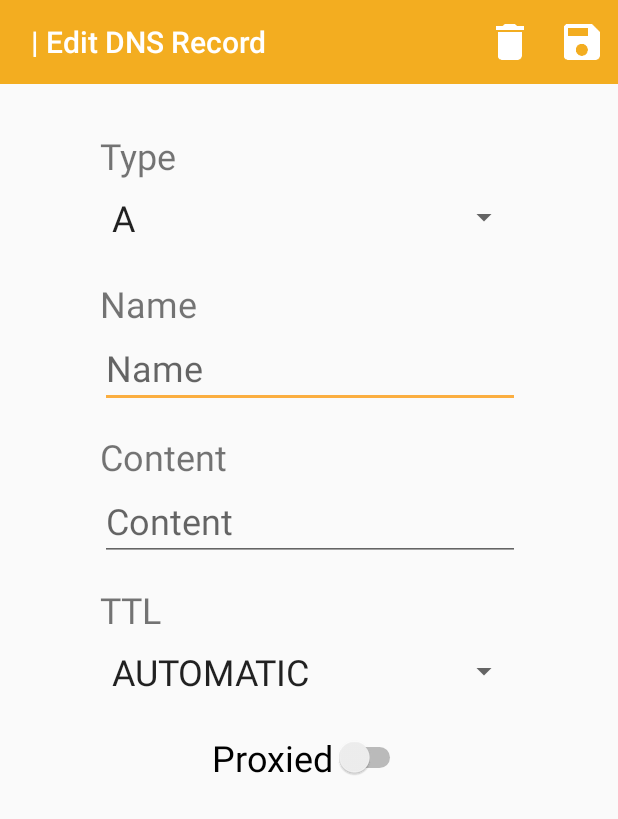
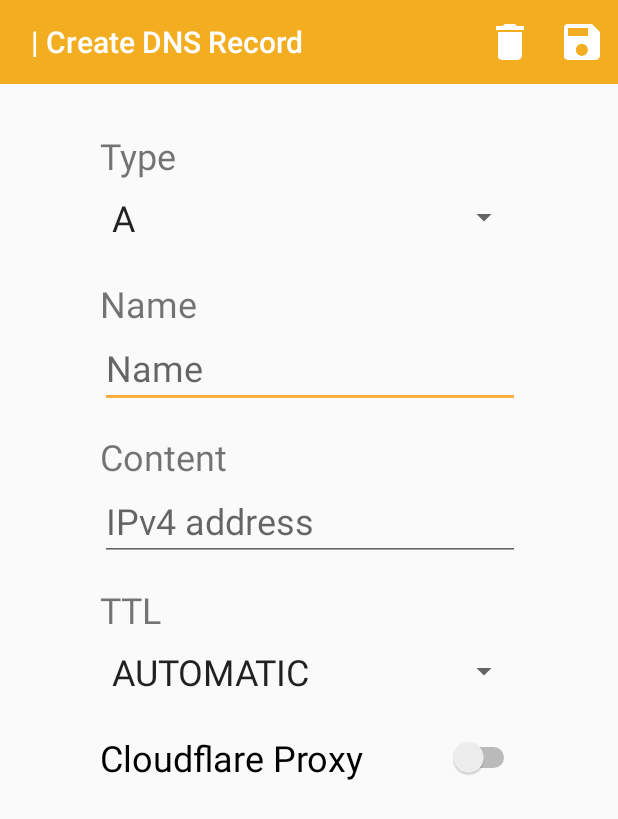
Before and after one commit to jtsalva/cloudmare, an Android app: the DNSRecordActivity screen opened directly, with no data from a screen before it, on a phone screen of 412 x 824 dp. Shown: the top 819 px of the screen. Run offline under Robolectric (Android 15) with nearby library versions, the phone set to English and light mode, and no system bars; our stand-ins replace data binding; network calls fail; 4 statements that could not run were skipped.

Commit message:
such a thick update - dns record management stable

```diff
--- a/app/src/main/java/dev/jtsalva/cloudmare/DNSRecordActivity.kt
+++ b/app/src/main/java/dev/jtsalva/cloudmare/DNSRecordActivity.kt
@@ -1,10 +1,13 @@
 package dev.jtsalva.cloudmare
 
+import android.content.Intent
 import android.os.Bundle
 import android.util.Log
 import android.view.MenuItem
 import android.widget.ArrayAdapter
+import androidx.core.view.isVisible
 import dev.jtsalva.cloudmare.api.dns.DNSRecord
+import dev.jtsalva.cloudmare.api.dns.DNSRecord.Type
 import dev.jtsalva.cloudmare.api.dns.DNSRecordRequest
 import dev.jtsalva.cloudmare.databinding.ActivityDnsRecordBinding
 import dev.jtsalva.cloudmare.viewmodel.DNSRecordViewModel
@@ -20,37 +23,56 @@ class DNSRecordActivity : CloudMareActivity() {
 
     private lateinit var dnsRecordId: String
 
+    private val isNewRecord: Boolean get() = dnsRecordId.isEmpty()
+
     private lateinit var binding: ActivityDnsRecordBinding
 
     private lateinit var viewModel: DNSRecordViewModel
 
+    private val dnsRecordTypeAdapter by lazy {
+        ArrayAdapter.createFromResource(
+            this,
+            R.array.entries_dns_record_type,
+            R.layout.spinner_item
+        )
+    }
+
+    private val dnsRecordTtlAdapter by lazy {
+        ArrayAdapter.createFromResource(
+            this,
+            R.array.entries_dns_record_ttl,
+            R.layout.spinner_item
+        )
+    }
+
     enum class Result(
         val code: Int
     ) {
-        CHANGES_MADE(0)
+        CHANGES_MADE(0),
+        CREATED(1),
+        DELETED(2)
     }
 
     override fun onOptionsItemSelected(item: MenuItem): Boolean = when (item.itemId) {
         R.id.action_save -> {
-            launch {
-                val response = viewModel.updateRequest()
-                if (response.failure || response.result == null) {
-                    // TODO: tell user why unable to save
-                    Log.e(TAG, "Could not save DNS Record: ${response.errors}")
-
-                    longToast(response.firstErrorMessage)
-                } else {
-                    setResult(Result.CHANGES_MADE.code, intent)
-                    finish()
-                }
-            }
+            saveRecord()
 
             true
         }
 
-        // TODO: delete dns record when clicked
         R.id.action_delete -> {
-            Log.d(TAG, "Delete clicked")
+            if (isNewRecord) finish()
+
+            else launch {
+                val response = DNSRecordRequest(this).delete(domainId, dnsRecordId)
+
+                // TODO: pass back data to allow calling activity to remove deleted record
+                if (response.success) {
+                    setResult(Result.DELETED.code, intent)
+                    finish()
+                }
+                else longToast(response.firstErrorMessage)
+            }
 
             true
         }
@@ -61,32 +83,76 @@ class DNSRecordActivity : CloudMareActivity() {
     override fun onCreate(savedInstanceState: Bundle?) {
         super.onCreate(savedInstanceState)
 
-        domainId = intent.getStringExtra("domain_id") ?: ""
-        domainName = intent.getStringExtra("domain_name") ?: ""
-        dnsRecordId = intent.getStringExtra("dns_record_id") ?: ""
+        with (intent) {
+            domainId = getStringExtra("domain_id") ?: ""
+            domainName = getStringExtra("domain_name") ?: ""
+            dnsRecordId = getStringExtra("dns_record_id") ?: ""
+        }
 
         showSaveMenuButton = true
         showDeleteMenuButton = true
 
         binding = setLayoutBinding(R.layout.activity_dns_record)
-        setToolbarTitle("$domainName | Edit DNS Record")
+        setToolbarTitle("$domainName | ${if (isNewRecord) "Create" else "Edit"} DNS Record")
 
-        renderForm(newRecord = dnsRecordId.isEmpty())
+        renderForm()
     }
 
-    private fun renderForm(newRecord: Boolean) = launch {
-        val data: DNSRecord
-        if (!newRecord) {
-            val response = DNSRecordRequest(this).get(domainId, dnsRecordId)
+    fun customizeForm() = with (viewModel.data) {
+        fun setPriorityVisibility(isVisible: Boolean) {
+            priority_label.isVisible = isVisible
+            priority_edit_text.isVisible = isVisible
+        }
 
-            if (response.failure || response.result == null) {
-                Log.e(TAG, "can't fetch DNS Record")
-                return@launch
+        fun setProxiedVisibility(isVisible: Boolean) {
+            proxied_switch.isVisible = isVisible
+        }
+
+        fun setContentHint(hint: String) = content_edit_text.apply { setHint(hint) }
+
+        when (Type.fromString(type)) {
+            Type.A -> {
+                setContentHint("IPv4 address")
+                setPriorityVisibility(false)
+                setProxiedVisibility(true)
             }
 
-            data = response.result
-        } else {
-            data = DNSRecord(
+            Type.AAAA -> {
+                setContentHint("IPv6 address")
+                setPriorityVisibility(false)
+                setProxiedVisibility(true)
+            }
+
+            Type.CNAME -> {
+                setContentHint("Domain name")
+                setPriorityVisibility(false)
+                setProxiedVisibility(true)
+            }
+
+            Type.MX -> {
+                setContentHint("Content")
+                setPriorityVisibility(true)
+                setProxiedVisibility(false)
+            }
+
+            else -> {
+                setContentHint("Content")
+                setPriorityVisibility(false)
+                setProxiedVisibility(false)
+            }
+        }
+
+        ttl_spinner.isEnabled = !proxied
+        ttl_spinner.isClickable = !proxied
+        if (proxied) {
+            val ttlString = DNSRecord.Ttl.AUTOMATIC.toString(this@DNSRecordActivity)
+            ttl_spinner.setSelection(dnsRecordTtlAdapter.getPosition(ttlString))
+        }
+    }
+
+    private fun renderForm() = launch {
+        val data: DNSRecord =
+            if (isNewRecord) DNSRecord(
                 id = "",
                 type = DNSRecord.Type.A.toString(),
                 name = "",
@@ -97,50 +163,63 @@ class DNSRecordActivity : CloudMareActivity() {
                 locked = false,
                 zoneId = domainId,
                 zoneName = domainName
-            )
-        }
+            ) else DNSRecordRequest(this).get(domainId, dnsRecordId).result ?: return@launch
 
+        Log.d(TAG, "Data: $data")
 
         viewModel = DNSRecordViewModel(this, domainId, domainName, data)
 
+        customizeForm()
+
         binding.viewModel = viewModel
 
-        ArrayAdapter.createFromResource(
-            this,
-            R.array.entries_dns_record_type,
-            R.layout.spinner_item
-        ).also { adapter ->
+        dnsRecordTypeAdapter.let { adapter ->
             adapter.setDropDownViewResource(R.layout.spinner_dropdown_item)
 
-            if (!newRecord) {
-                type_spinner.isEnabled = false
-                type_spinner.isClickable = false
+            type_spinner.apply {
+                isEnabled = isNewRecord
+                isClickable = isNewRecord
+
+                setAdapter(adapter)
+                setSelection(adapter.getPosition(data.type))
+                onItemSelectedListener = viewModel
             }
-
-            type_spinner.adapter = adapter
-            type_spinner.setSelection(adapter.getPosition(data.type))
-            type_spinner.onItemSelectedListener = viewModel
         }
 
-        ArrayAdapter.createFromResource(
-            this,
-            R.array.entries_dns_record_ttl,
-            R.layout.spinner_item
-        ).also { adapter ->
+        dnsRecordTtlAdapter.let { adapter ->
             adapter.setDropDownViewResource(R.layout.spinner_dropdown_item)
 
-            if (data.proxied) {
-                ttl_spinner.isEnabled = false
-                ttl_spinner.isClickable = false
-            }
-
-            val ttlString = DNSRecord.Ttl.getFromValue(data.ttl).toString(this)
+            val ttlString = DNSRecord.Ttl.fromValue(data.ttl).toString(this)
 
             Log.d(TAG, "Ttl String: $ttlString")
 
-            ttl_spinner.adapter = adapter
-            ttl_spinner.setSelection(adapter.getPosition(ttlString))
-            ttl_spinner.onItemSelectedListener = viewModel
+            ttl_spinner.apply {
+                setAdapter(adapter)
+                setSelection(adapter.getPosition(ttlString))
+                onItemSelectedListener = viewModel
+            }
+        }
+    }
+
+    private fun saveRecord() = launch {
+        Log.d(TAG, "viewModel.data: ${viewModel.data}")
+        val response = DNSRecordRequest(this).run {
+            if (isNewRecord) create(domainId, viewModel.data)
+            else update(domainId, viewModel.data)
+        }
+
+        if (response.failure || response.result == null) {
+            Log.e(TAG, "Could not save DNS Record: ${response.errors}")
+
+            longToast(response.firstErrorMessage)
+        } else {
+            if (isNewRecord)
+                setResult(Result.CREATED.code, Intent().putExtras(
+                    "dns_record_id" to response.result.id
+                ))
+            else setResult(Result.CHANGES_MADE.code, intent)
+
+            finish()
         }
     }
 }
--- a/app/src/main/java/dev/jtsalva/cloudmare/DomainDashActivity.kt
+++ b/app/src/main/java/dev/jtsalva/cloudmare/DomainDashActivity.kt
@@ -31,8 +31,10 @@ class DomainDashActivity : CloudMareActivity() {
     override fun onCreate(savedInstanceState: Bundle?) {
         super.onCreate(savedInstanceState)
 
-        domainId = intent.getStringExtra("domain_id") ?: ""
-        domainName = intent.getStringExtra("domain_name") ?: ""
+        with (intent) {
+            domainId = getStringExtra("domain_id") ?: ""
+            domainName = getStringExtra("domain_name") ?: ""
+        }
 
         binding = setLayoutBinding(R.layout.activity_domain_dash)
         setToolbarTitle(domainName)
--- a/app/src/main/java/dev/jtsalva/cloudmare/Util.kt
+++ b/app/src/main/java/dev/jtsalva/cloudmare/Util.kt
@@ -4,7 +4,6 @@ import android.app.Activity
 import android.content.Context
 import android.content.Intent
 import android.widget.Toast
-import androidx.core.app.ActivityCompat.startActivityForResult
 import java.io.InvalidClassException
 import java.security.InvalidParameterException
 
--- /dev/null
+++ b/app/src/main/java/dev/jtsalva/cloudmare/adapter/Util.kt
@@ -0,0 +1,4 @@
+package dev.jtsalva.cloudmare.adapter
+
+fun fitText(string: String, maxLength: Int = 18) =
+    if (string.length > maxLength) "${string.subSequence(0, maxLength - 4)}..." else string
--- a/app/src/main/java/dev/jtsalva/cloudmare/api/Response.kt
+++ b/app/src/main/java/dev/jtsalva/cloudmare/api/Response.kt
@@ -18,7 +18,9 @@ open class Response(
     val firstErrorMessage: String get() = with(errors[0].mostRelevantError) {
         // Intercept and replace user obscure error messages
         when (code) {
+            6103 -> "Invalid api key format"
             9103 -> "Invalid email or api key"
+            9041 -> "This DNS record cannot be proxied"
             else -> message
         }
     }
@@ -32,9 +34,7 @@ open class Response(
         val errorChain: List<Error>?
     ) {
 
-        val mostRelevantError: Error get() {
-            return errorChain?.get(0) ?: this
-        }
+        val mostRelevantError: Error get() = errorChain?.get(0)?.mostRelevantError ?: this
 
     }
 
--- a/app/src/main/java/dev/jtsalva/cloudmare/api/dns/DNSRecord.kt
+++ b/app/src/main/java/dev/jtsalva/cloudmare/api/dns/DNSRecord.kt
@@ -2,11 +2,13 @@ package dev.jtsalva.cloudmare.api.dns
 
 import android.content.Context
 import com.squareup.moshi.Json
+import com.squareup.moshi.JsonClass
 import dev.jtsalva.cloudmare.R
 import dev.jtsalva.cloudmare.api.DateString
+import java.security.InvalidParameterException
 
 data class DNSRecord(
-    var id: String,
+    val id: String,
     var type: String,
     var name: String,
     var content: String,
@@ -16,14 +18,9 @@ data class DNSRecord(
     var locked: Boolean,
     var zoneId: String,
     var zoneName: String,
-
-    @Json(name = "created_on")
-    var createdOn: DateString? = null,
-
-    @Json(name = "modified_on")
-    var modifiedOn: DateString? = null,
-
-    var priority: Int? = null
+    var priority: Int? = null,
+    @Json(name = "created_on") var createdOn: DateString? = null,
+    @Json(name = "modified_on") var modifiedOn: DateString? = null
 ) {
     enum class Type {
         A, AAAA, CNAME, MX,
@@ -31,6 +28,16 @@ data class DNSRecord(
         CAA, PTR, CERT, DNSKEY,
         DS, NAPTR, SMIMEA,
         SSHFP, TLSA, URI;
+
+        companion object {
+            fun fromString(string: String): Type {
+                for (type in values()) {
+                    if (type.toString() == string) return type
+                }
+
+                throw InvalidParameterException("$string isn't a valid TTL")
+            }
+        }
     }
 
     enum class Ttl(
@@ -53,7 +60,7 @@ data class DNSRecord(
         ONE_DAYS(86400);
 
         companion object {
-            fun getFromValue(value: Int): Ttl {
+            fun fromValue(value: Int): Ttl {
                 for (ttl in values()) {
                     if (ttl.value == value) return ttl
                 }
--- a/app/src/main/java/dev/jtsalva/cloudmare/viewmodel/DNSRecordViewModel.kt
+++ b/app/src/main/java/dev/jtsalva/cloudmare/viewmodel/DNSRecordViewModel.kt
@@ -1,36 +1,35 @@
 package dev.jtsalva.cloudmare.viewmodel
 
-import android.content.Context
 import android.util.Log
 import android.view.View
 import android.widget.AdapterView
 import androidx.databinding.BaseObservable
 import androidx.databinding.Bindable
 import dev.jtsalva.cloudmare.BR
+import dev.jtsalva.cloudmare.DNSRecordActivity
 import dev.jtsalva.cloudmare.R
 import dev.jtsalva.cloudmare.api.dns.DNSRecord
 import dev.jtsalva.cloudmare.api.dns.DNSRecord.Ttl
-import dev.jtsalva.cloudmare.api.dns.DNSRecordRequest
-import dev.jtsalva.cloudmare.api.dns.DNSRecordResponse
 import java.security.InvalidParameterException
 
 class DNSRecordViewModel(
-    private val context: Context,
+    private val context: DNSRecordActivity,
     private val domainId: String,
     private val domainName: String,
-    private val data: DNSRecord
+    val data: DNSRecord
 ) : BaseObservable(), AdapterView.OnItemSelectedListener {
 
     companion object {
         private const val TAG = "DNSRecordViewModel"
     }
 
-    suspend fun updateRequest(): DNSRecordResponse =
-        DNSRecordRequest(context).update(domainId, data)
-
     override fun onItemSelected(parent: AdapterView<*>, view: View, pos: Int, id: Long) {
         when (parent.id) {
-            R.id.type_spinner -> data.type = parent.getItemAtPosition(pos) as String
+            R.id.type_spinner -> {
+                data.type = parent.getItemAtPosition(pos) as String
+
+                context.customizeForm()
+            }
 
             R.id.ttl_spinner -> {
                 data.ttl = when (parent.getItemAtPosition(pos) as String) {
@@ -49,7 +48,7 @@ class DNSRecordViewModel(
 
                     Ttl.ONE_DAYS.toString(context) -> Ttl.ONE_DAYS.toInt()
 
-                    else -> throw InvalidParameterException("Ttl set by user is not possible")
+                    else -> throw InvalidParameterException("Ttl is not possible")
                 }
             }
         }
@@ -67,9 +66,9 @@ class DNSRecordViewModel(
     fun getName(): String = if (data.name == domainName) "@" else data.name.substringBefore(".$domainName")
 
     fun setName(value: String) {
-        Log.d(TAG, "intercepted set name $value")
+        Log.d(TAG, "intercepted set name for $domainName: $value")
 
-        data.name = "$value.$domainName"
+        data.name = if (value in setOf(domainName, "@")) domainName else "$value.$domainName"
         notifyPropertyChanged(BR.name)
     }
 
@@ -84,12 +83,23 @@ class DNSRecordViewModel(
     }
 
     @Bindable
+    fun getPriority(): String = if (data.priority == null) "" else data.priority.toString()
+
+    fun setPriority(value: String) {
+        Log.d(TAG, "intercepted set priority")
+
+        data.priority = value.toIntOrNull()
+        notifyPropertyChanged(BR.priority)
+    }
+
+    @Bindable
     fun getProxied(): Boolean = data.proxied
 
     fun setProxied(value: Boolean) {
         Log.d(TAG, "intercepted set proxied")
 
         data.proxied = value
+        context.customizeForm()
         notifyPropertyChanged(BR.proxied)
     }
 
--- a/app/src/main/res/layout/activity_dns_record.xml
+++ b/app/src/main/res/layout/activity_dns_record.xml
@@ -67,14 +67,14 @@
                     app:layout_constraintHorizontal_bias="0.0"/>
             <Switch
                     android:checked="@={viewModel.proxied}"
-                    android:text="Proxied"
-                    android:layout_width="wrap_content"
+                    android:text="Cloudflare Proxy"
+                    android:layout_width="0dp"
                     android:layout_height="wrap_content" android:id="@+id/proxied_switch"
+                    android:textSize="24dp"
                     android:layout_marginTop="16dp"
-                    app:layout_constraintTop_toBottomOf="@+id/ttl_spinner" app:layout_constraintEnd_toEndOf="parent"
-                    app:layout_constraintStart_toStartOf="parent"
-                    android:textSize="24dp"
-            />
+                    app:layout_constraintTop_toBottomOf="@+id/ttl_spinner"
+                    app:layout_constraintEnd_toEndOf="@+id/ttl_spinner"
+                    app:layout_constraintStart_toStartOf="@+id/ttl_spinner"/>
             <TextView
                     android:text="Name"
                     android:layout_width="wrap_content"
@@ -100,6 +100,31 @@
                     android:layout_marginTop="16dp"
                     app:layout_constraintTop_toBottomOf="@+id/content_edit_text"/>
 
+            <TextView
+                    android:text="Priority"
+                    android:visibility="gone"
+                    android:layout_width="wrap_content"
+                    android:layout_height="wrap_content"
+                    android:id="@+id/priority_label"
+                    android:textSize="24dp"
+                    android:layout_marginTop="16dp"
+                    app:layout_constraintTop_toBottomOf="@+id/ttl_spinner"
+                    app:layout_constraintStart_toStartOf="@+id/priority_edit_text"/>
+            <EditText
+                    android:text="@={viewModel.priority}"
+                    android:visibility="gone"
+                    android:layout_width="wrap_content"
+                    android:layout_height="wrap_content"
+                    android:inputType="number"
+                    android:hint="0 to 65535"
+                    android:gravity="start|top"
+                    android:ems="10"
+                    android:id="@+id/priority_edit_text"
+                    android:textSize="24dp"
+                    app:layout_constraintTop_toBottomOf="@+id/priority_label"
+                    app:layout_constraintStart_toStartOf="parent" app:layout_constraintEnd_toEndOf="parent"
+            />
+
         </androidx.constraintlayout.widget.ConstraintLayout>
     </ScrollView>
 </layout>
--- a/app/src/main/res/layout/dns_list_item.xml
+++ b/app/src/main/res/layout/dns_list_item.xml
@@ -39,6 +39,6 @@
     <androidx.constraintlayout.widget.Guideline
             android:orientation="vertical"
             android:layout_width="wrap_content"
-            android:layout_height="wrap_content" android:id="@+id/guideline2" app:layout_constraintGuide_end="258dp"/>
+            android:layout_height="wrap_content" android:id="@+id/guideline2" app:layout_constraintGuide_end="243dp"/>
 
 </androidx.constraintlayout.widget.ConstraintLayout>
--- a/app/src/main/res/values/strings.xml
+++ b/app/src/main/res/values/strings.xml
@@ -42,21 +42,21 @@
         <item>@string/type_aaaa</item>
         <item>@string/type_cname</item>
         <item>@string/type_mx</item>
-        <!--<item>@string/type_loc</item>-->
-        <!--<item>@string/type_srv</item>-->
+        <item>@string/type_loc</item>
+        <item>@string/type_srv</item>
         <item>@string/type_spf</item>
         <item>@string/type_txt</item>
         <item>@string/type_ns</item>
-        <!--<item>@string/type_caa</item>-->
+        <item>@string/type_caa</item>
         <item>@string/type_ptr</item>
-        <!--<item>@string/type_cert</item>-->
-        <!--<item>@string/type_dnskey</item>-->
-        <!--<item>@string/type_ds</item>-->
-        <!--<item>@string/type_naptr</item>-->
-        <!--<item>@string/type_smimea</item>-->
-        <!--<item>@string/type_sshfp</item>-->
-        <!--<item>@string/type_tlsa</item>-->
-        <!--<item>@string/type_uri</item>-->
+        <item>@string/type_cert</item>
+        <item>@string/type_dnskey</item>
+        <item>@string/type_ds</item>
+        <item>@string/type_naptr</item>
+        <item>@string/type_smimea</item>
+        <item>@string/type_sshfp</item>
+        <item>@string/type_tlsa</item>
+        <item>@string/type_uri</item>
     </string-array>
 
     // DNS Record TTL Labels
```
Also changed, not shown: app/src/main/java/dev/jtsalva/cloudmare/DNSListActivity.kt (+31 -5 lines), app/src/main/java/dev/jtsalva/cloudmare/adapter/DNSListAdapter.kt (+10 -10 lines), app/src/main/java/dev/jtsalva/cloudmare/api/Request.kt (+13 -0 lines), app/src/main/java/dev/jtsalva/cloudmare/api/dns/DNSRecordRequest.kt (+30 -6 lines), app/src/main/java/dev/jtsalva/cloudmare/api/user/UserDetails.kt (+3 -10 lines).
